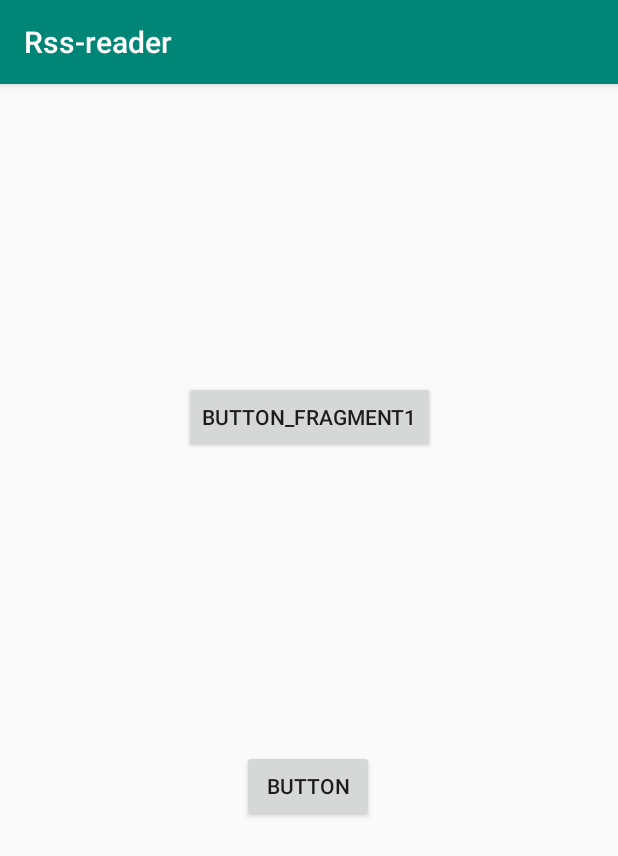
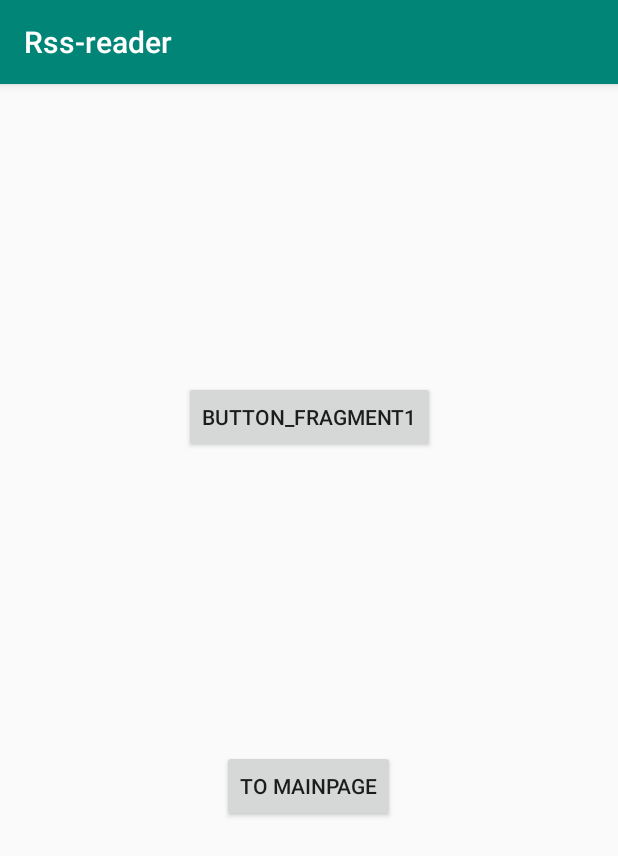
Before and after one commit to JaroslawJaniak/jaroslaw-rss-reader, an Android app: the screen it shows after launch (MainActivity), on a phone screen of 412 x 824 dp. Shown: the top 856 px of the screen. Run offline under Robolectric (Android 15) with nearby library versions, the phone set to English and light mode, and no system bars; our stand-ins replace Dagger/Hilt's generated code.

Commit message:
RSSREAD-15_pause

```diff
--- a/app/src/main/AndroidManifest.xml
+++ b/app/src/main/AndroidManifest.xml
@@ -6,6 +6,7 @@
 
     <application
             android:allowBackup="true"
+            android:name=".App"
             android:icon="@mipmap/ic_launcher"
             android:label="@string/app_name"
             android:roundIcon="@mipmap/ic_launcher_round"
--- /dev/null
+++ b/app/src/main/java/pl/mobileappacademy/rssreader/App.kt
@@ -0,0 +1,12 @@
+package pl.mobileappacademy.rssreader;
+
+import android.app.Application
+
+
+class App : Application() {
+
+    override fun onCreate() {
+        super.onCreate()
+        Injector.reInit(this)
+    }
+}
--- a/app/src/main/java/pl/mobileappacademy/rssreader/Injector.kt
+++ b/app/src/main/java/pl/mobileappacademy/rssreader/Injector.kt
@@ -1,20 +1,19 @@
 package pl.mobileappacademy.rssreader
 
+import android.app.Application
 import pl.mobileappacademy.rssreader.di.AppComponent
 import pl.mobileappacademy.rssreader.di.DaggerAppComponent
+import pl.mobileappacademy.rssreader.di.modules.AppModule
 
 
 object Injector {
-    init {
-        reInit()
-    }
-
-    fun reInit() {
-        component = DaggerAppComponent
-            .builder()
-            .build()
-    }
 
     lateinit var component: AppComponent
 
+    fun reInit(application: Application) {
+        component = DaggerAppComponent
+            .builder()
+            .appModule(AppModule(application))
+            .build()
+    }
 }
--- a/app/src/main/java/pl/mobileappacademy/rssreader/MainActivity.kt
+++ b/app/src/main/java/pl/mobileappacademy/rssreader/MainActivity.kt
@@ -10,5 +10,7 @@ class MainActivity : AppCompatActivity() {
         super.onCreate(savedInstanceState)
         setContentView(R.layout.activity_main)
 
+        //Injector.reInit(application)
+
     }
 }
--- a/app/src/main/java/pl/mobileappacademy/rssreader/di/AppComponent.kt
+++ b/app/src/main/java/pl/mobileappacademy/rssreader/di/AppComponent.kt
@@ -3,6 +3,7 @@ package pl.mobileappacademy.rssreader.di
 
 import dagger.Component
 import dagger.Module
+import pl.mobileappacademy.rssreader.App
 import pl.mobileappacademy.rssreader.di.modules.AppModule
 import pl.mobileappacademy.rssreader.fragments.BlankFragment1
 import pl.mobileappacademy.rssreader.fragments.BlankFragment1ViewModel
@@ -16,6 +17,7 @@ import javax.inject.Singleton
 @Component(modules = [AppModule::class])
 
 interface AppComponent {
+    fun inject(into: App)
     fun inject(into: BlankFragment1)
     fun inject(into: BlankFragment1ViewModel)
 
@@ -23,6 +25,8 @@ interface AppComponent {
     fun inject(into: BlankFragment2ViewModel)
 
 
+
+
     //fun inject(into: MainActivity)
     //fun inject(into: TestFragment_1)
     //fun inject(into: TestFragment1ViewModel)
--- a/app/src/main/java/pl/mobileappacademy/rssreader/di/modules/AppModule.kt
+++ b/app/src/main/java/pl/mobileappacademy/rssreader/di/modules/AppModule.kt
@@ -7,10 +7,10 @@ import dagger.Provides
 import javax.inject.Singleton
 
 @Module
-class AppModule(val context: Context) {
+class AppModule(val application: Application) {
     @Provides
     @Singleton
-    fun provideContext(application: Application): Context {
-        return application
+    fun provideContext(): Context {
+        return application.applicationContext
     }
 }
--- a/app/src/main/java/pl/mobileappacademy/rssreader/fragments/BlankFragment1.kt
+++ b/app/src/main/java/pl/mobileappacademy/rssreader/fragments/BlankFragment1.kt
@@ -9,6 +9,8 @@ import android.view.ViewGroup
 import androidx.navigation.Navigation
 import androidx.navigation.fragment.findNavController
 import kotlinx.android.synthetic.main.blank_fragment_1_fragment.*
+import pl.mobileappacademy.rssreader.App
+import pl.mobileappacademy.rssreader.Injector
 
 import pl.mobileappacademy.rssreader.R
 
@@ -34,12 +36,12 @@ class BlankFragment1 : Fragment() {
         viewModel = ViewModelProviders.of(this).get(BlankFragment1ViewModel::class.java)
         // TODO: Use the ViewModel
 
-        button3.setOnClickListener(Navigation.createNavigateOnClickListener(R.id.blankFragment2, null))
+        button3.setOnClickListener(Navigation.createNavigateOnClickListener(R.id.mainPage, null))
 
         button1.setOnClickListener {
             findNavController().navigate(R.id.blankFragment2)
         }
-
+        viewModel.showToast()
     }
 
 }
--- a/app/src/main/java/pl/mobileappacademy/rssreader/fragments/BlankFragment1ViewModel.kt
+++ b/app/src/main/java/pl/mobileappacademy/rssreader/fragments/BlankFragment1ViewModel.kt
@@ -1,7 +1,20 @@
 package pl.mobileappacademy.rssreader.fragments
 
+import android.content.Context
+import android.widget.Toast
 import androidx.lifecycle.ViewModel;
+import pl.mobileappacademy.rssreader.Injector
+import pl.mobileappacademy.rssreader.R
+import pl.mobileappacademy.rssreader.di.modules.AppModule
+import javax.inject.Inject
 
 class BlankFragment1ViewModel : ViewModel() {
-    // TODO: Implement the ViewModel
+
+    @Inject
+    lateinit var context: Context
+
+    init {
+        Injector.component.inject(this)
+    }
+    fun showToast() =  Toast.makeText(context, context.resources.getString(R.string.app_name), Toast.LENGTH_SHORT).show()
 }
--- /dev/null
+++ b/app/src/main/java/pl/mobileappacademy/rssreader/models/Feed.kt
@@ -0,0 +1 @@
+package pl.mobileappacademy.rssreader.models
--- a/app/src/main/res/layout/blank_fragment_1_fragment.xml
+++ b/app/src/main/res/layout/blank_fragment_1_fragment.xml
@@ -15,7 +15,7 @@
             android:layout_marginStart="8dp" app:layout_constraintEnd_toEndOf="parent" android:layout_marginEnd="8dp"
             android:layout_marginBottom="8dp" app:layout_constraintBottom_toTopOf="@+id/button3"/>
     <Button
-            android:text="Button"
+            android:text="to mainPage"
             android:layout_width="wrap_content"
             android:layout_height="wrap_content"
             android:id="@+id/button3"
--- a/app/src/main/res/navigation/nav_graph.xml
+++ b/app/src/main/res/navigation/nav_graph.xml
@@ -4,14 +4,20 @@
             xmlns:tools="http://schemas.android.com/tools" android:id="@+id/nav_graph"
             app:startDestination="@id/blankFragment_1">
 
+    <fragment android:id="@+id/mainPage" android:name="pl.mobileappacademy.rssreader.fragments.MainPage"
+              android:label="main_page_fragment" tools:layout="@layout/main_page_fragment"/>
+
     <fragment android:id="@+id/blankFragment_1" android:name="pl.mobileappacademy.rssreader.fragments.BlankFragment1"
               android:label="blank_fragment_1_fragment" tools:layout="@layout/blank_fragment_1_fragment">
 
         <action android:id="@+id/action_blankFragment_1_to_blankFragment2" app:destination="@id/blankFragment2"/>
+        <action android:id="@+id/action_blankFragment_1_to_mainPage" app:destination="@id/mainPage"/>
 
     </fragment>
 
 
     <fragment android:id="@+id/blankFragment2" android:name="pl.mobileappacademy.rssreader.fragments.BlankFragment2"
               android:label="blank_fragment2_fragment" tools:layout="@layout/blank_fragment2_fragment"/>
+
+
 </navigation>
--- a/build.gradle
+++ b/build.gradle
@@ -10,7 +10,7 @@ buildscript {
         jcenter()
     }
     dependencies {
-        classpath 'com.android.tools.build:gradle:3.2.1'
+        classpath 'com.android.tools.build:gradle:3.4.1'
         classpath "org.jetbrains.kotlin:kotlin-gradle-plugin:$kotlin_version"
         classpath "android.arch.navigation:navigation-safe-args-gradle-plugin:1.0.0"
         // NOTE: Do not place your application dependencies here; they belong
```
Also changed, not shown: app/src/main/java/pl/mobileappacademy/rssreader/Retrofit/App.kt (deleted, +0 -22 lines), app/src/main/java/pl/mobileappacademy/rssreader/fragments/MainPage.kt (added, +39 -0 lines), app/src/main/java/pl/mobileappacademy/rssreader/fragments/MainPageViewModel.kt (added, +7 -0 lines), app/src/main/java/pl/mobileappacademy/rssreader/fragments/adapters/MainPageAdapter.kt (added, +83 -0 lines), app/src/main/java/pl/mobileappacademy/rssreader/models/Article.kt (added, +19 -0 lines), app/src/main/res/layout/main_page_fragment.xml (added, +30 -0 lines), gradle/wrapper/gradle-wrapper.properties.
